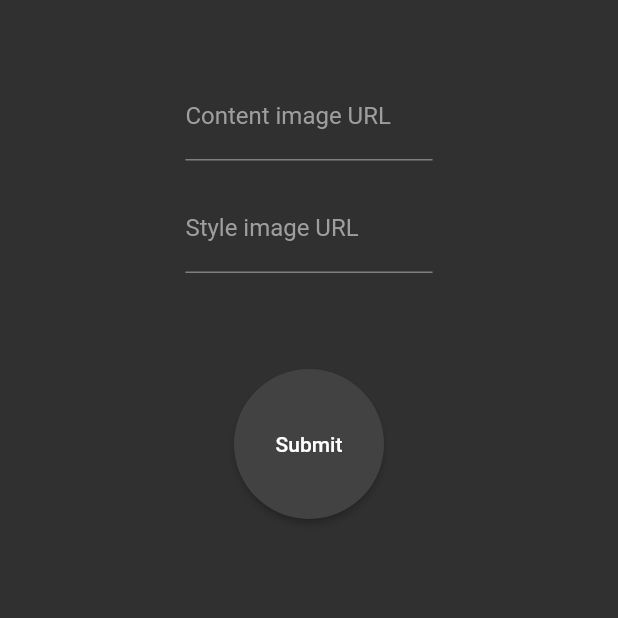
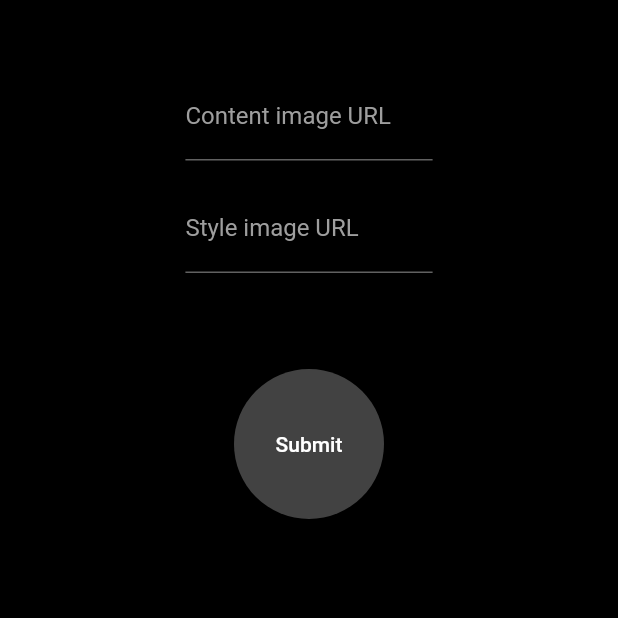
Before and after one commit to arthursfares/pastiche, a Flutter app: the screen it shows after launch, on a phone screen of 412 x 824 dp, the top half of it. Run offline on Flutter 3.47's test engine with Material 2 defaults, Android fonts, the phone set to English and light mode, and no system bars.

Commit message:
change scaffold background color

```diff
--- a/app/lib/main.dart
+++ b/app/lib/main.dart
@@ -13,7 +13,9 @@ class App extends StatelessWidget {
     return MaterialApp(
       debugShowCheckedModeBanner: false,
       title: 'Pastiche',
-      theme: ThemeData.dark(),
+      theme: ThemeData.dark().copyWith(
+        scaffoldBackgroundColor: Colors.black,
+      ),
       home: const StyleTransferForm(),
     );
   }
```
